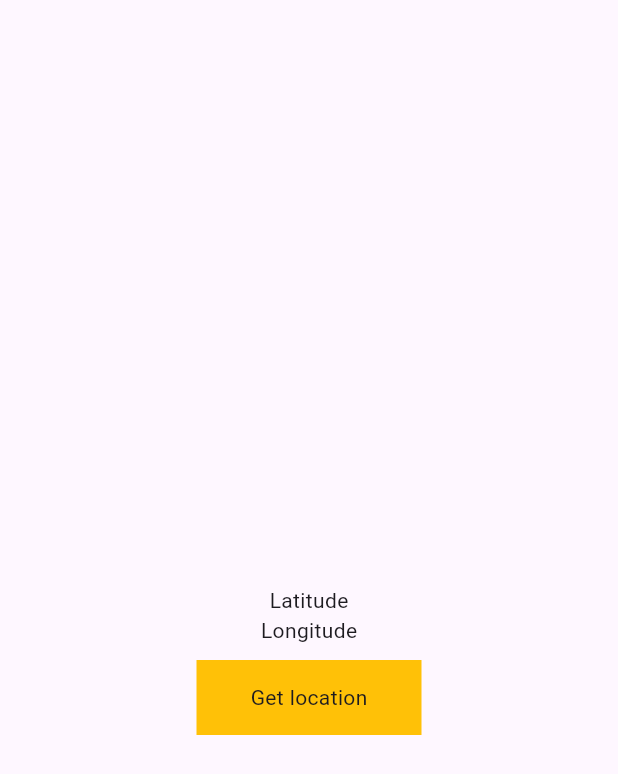
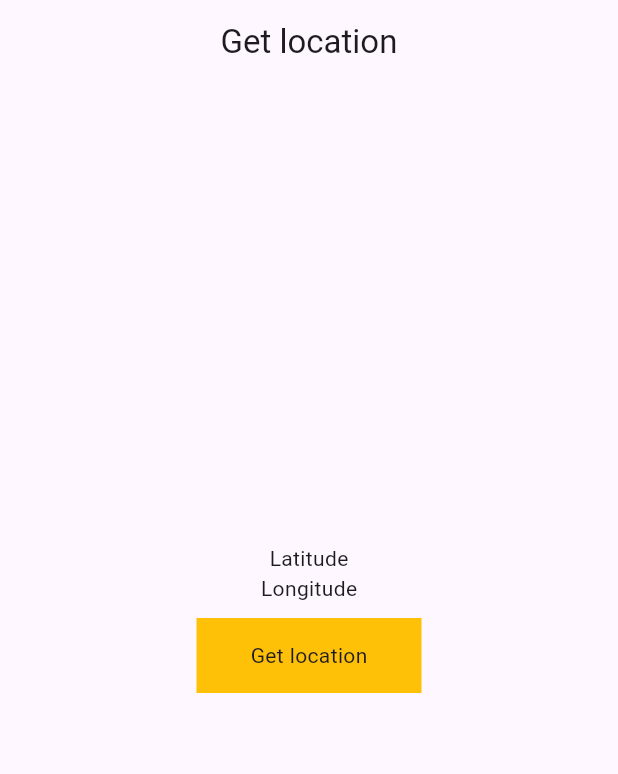
Before and after one commit to AsrafulAsif/flutter_map, a Flutter app: the screen it shows after launch, on a phone screen of 412 x 824 dp. Shown: the top 774 px of the screen. Run offline on Flutter 3.47's test engine with Material 3 defaults, Android fonts, the phone set to English and light mode, and no system bars; our stand-ins replace location.

Commit message:
location enable added

```diff
--- a/lib/pages/home_page.dart
+++ b/lib/pages/home_page.dart
@@ -1,3 +1,5 @@
+import 'dart:developer';
+
 import 'package:flutter/material.dart';
 import 'package:flutter_map/providers/location_provider.dart';
 import 'package:provider/provider.dart';
@@ -13,9 +15,12 @@ class _HomePageState extends State<HomePage> {
   @override
   Widget build(BuildContext context) {
     return Scaffold(
-      appBar: AppBar(),
-      body: SafeArea(
-          child: Center(
+      extendBodyBehindAppBar: true,
+      appBar: AppBar(
+        title: const Text("Get location"),
+        centerTitle: true,
+      ),
+      body: Center(
         child: Column(
           mainAxisAlignment: MainAxisAlignment.center,
           children: [
@@ -26,18 +31,25 @@ class _HomePageState extends State<HomePage> {
             ),
             GestureDetector(
               onTap: () {
+                log("Feching location");
                 context.read<LocationProvider>().getCurrentLocation();
               },
               child: Container(
                 height: 50,
                 width: 150,
                 decoration: const BoxDecoration(color: Colors.amber),
-                child: const Center(child: Text('Get location')),
+                child: Center(
+                  child: context.watch<LocationProvider>().feaching == false
+                      ? const Text('Get location')
+                      : const CircularProgressIndicator(
+                          color: Colors.white,
+                        ),
+                ),
               ),
             )
           ],
         ),
-      )),
+      ),
     );
   }
 }
--- /dev/null
+++ b/lib/services/location_service.dart
@@ -0,0 +1,39 @@
+import 'package:location/location.dart';
+
+class LocationService {
+  LocationService.init();
+  static LocationService instance = LocationService.init();
+
+  final Location _location = Location();
+
+  Future<bool> checkForLocationserviceAvailability() async {
+    bool isEnabled = await _location.serviceEnabled();
+    if (isEnabled) {
+      return Future.value(true);
+    }
+
+    isEnabled = await _location.requestService();
+
+    if (isEnabled) {
+      return Future.value(true);
+    }
+
+    return Future.value(false);
+  }
+
+  // Future<bool> checkForLocationPermission() async {
+  //   PermissionStatus status = await _location.hasPermission();
+  //   if (status == PermissionStatus.denied) {
+  //     status = await _location.requestPermission();
+  //     if (status == PermissionStatus.granted) {
+  //       return true;
+  //     }
+  //     return false;
+  //   }
+  //   if (status == PermissionStatus.deniedForever) {
+  //     return false;
+  //   }
+
+  //   return Future.value(true);
+  // }
+}
```
Also changed, not shown: lib/providers/location_provider.dart (+18 -5 lines).
